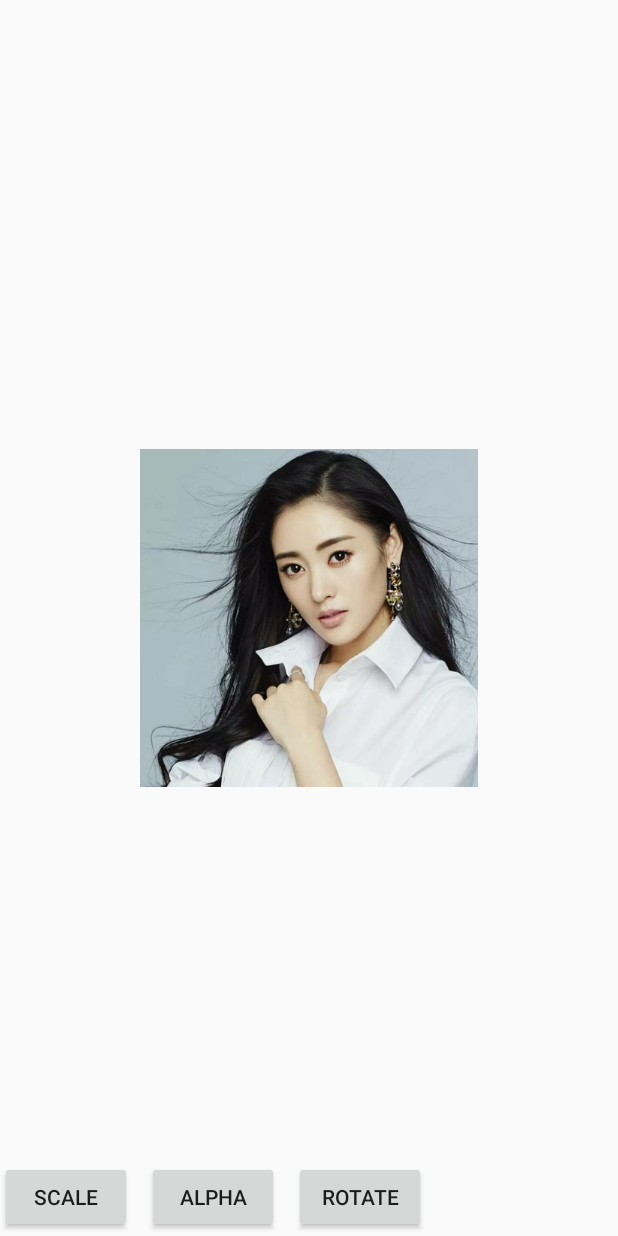
After one commit to wintonBy/Demo, an Android app: the layout activity_anim_demo.xml on its own in the app's theme, with its tools: preview values and no code run, on a phone screen of 412 x 824 dp. The commit adds this screen. Run offline under Robolectric (Android 15) with nearby library versions, the phone set to English and light mode, and no system bars.

Commit message:
增加alpha、rotate动画

```diff
--- a/app/src/main/java/com/winton/demo/IndexActivity.java
+++ b/app/src/main/java/com/winton/demo/IndexActivity.java
@@ -12,7 +12,7 @@ import com.winton.demo.adapter.DemoBeanAdapter;
 import java.util.ArrayList;
 import java.util.List;
 
-public class IndexActivity extends AppCompatActivity {
+public class IndexActivity extends BaseActivity {
     private ListView mLVDemo;
     private List<DemoBean> mSource;
     private DemoBeanAdapter mAdapter;
@@ -27,7 +27,7 @@ public class IndexActivity extends AppCompatActivity {
     private void initData(){
         mSource = new ArrayList<>();
         Intent intent = new Intent(this,AnimDemoActivity.class);
-        mSource.add(new DemoBean("动画大全",intent));
+        mSource.add(new DemoBean("基本动画",intent));
 
         mAdapter = new DemoBeanAdapter(mSource,this);
         mLVDemo.setAdapter(mAdapter);
--- /dev/null
+++ b/app/src/main/res/layout/activity_anim_demo.xml
@@ -0,0 +1,41 @@
+<?xml version="1.0" encoding="utf-8"?>
+<RelativeLayout xmlns:android="http://schemas.android.com/apk/res/android"
+    android:layout_height="match_parent"
+    android:layout_width="match_parent">
+
+    <ImageView
+        android:id="@+id/iv_anim"
+        android:layout_centerInParent="true"
+        android:src="@mipmap/image"
+        android:layout_width="wrap_content"
+        android:layout_height="wrap_content" />
+
+    <HorizontalScrollView
+        android:layout_alignParentBottom="true"
+        android:layout_width="wrap_content"
+        android:layout_height="wrap_content">
+        <LinearLayout
+            android:layout_width="match_parent"
+            android:layout_height="50dp">
+            <Button
+                android:id="@+id/bt_anim_scale"
+                android:text="scale"
+                android:layout_width="wrap_content"
+                android:layout_height="wrap_content" />
+            <Button
+                android:layout_marginLeft="10dp"
+                android:id="@+id/bt_anim_alpha"
+                android:text="alpha"
+                android:layout_width="wrap_content"
+                android:layout_height="wrap_content" />
+            <Button
+                android:layout_marginLeft="10dp"
+                android:id="@+id/bt_anim_rotate"
+                android:text="rotate"
+                android:layout_width="wrap_content"
+                android:layout_height="wrap_content" />
+        </LinearLayout>
+    </HorizontalScrollView>
+
+
+</RelativeLayout>
```
Also changed, not shown: app/src/main/java/com/winton/demo/AnimDemoActivity.java (+20 -0 lines), app/src/main/java/com/winton/demo/BaseActivity.java (added, +10 -0 lines), app/src/main/res/anim/alpha.xml (added, +9 -0 lines), app/src/main/res/anim/rotate.xml (added, +7 -0 lines), app/src/main/res/anim/scale.xml (added, +10 -0 lines), app/src/main/res/mipmap-xhdpi/image.jpg (added).
